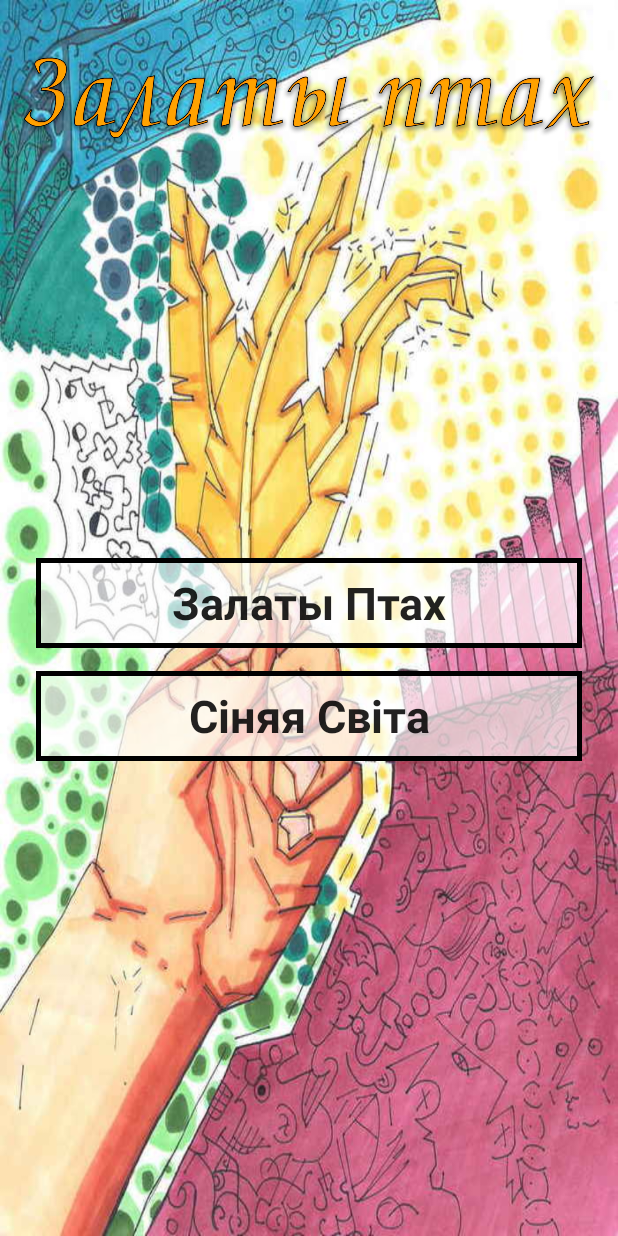
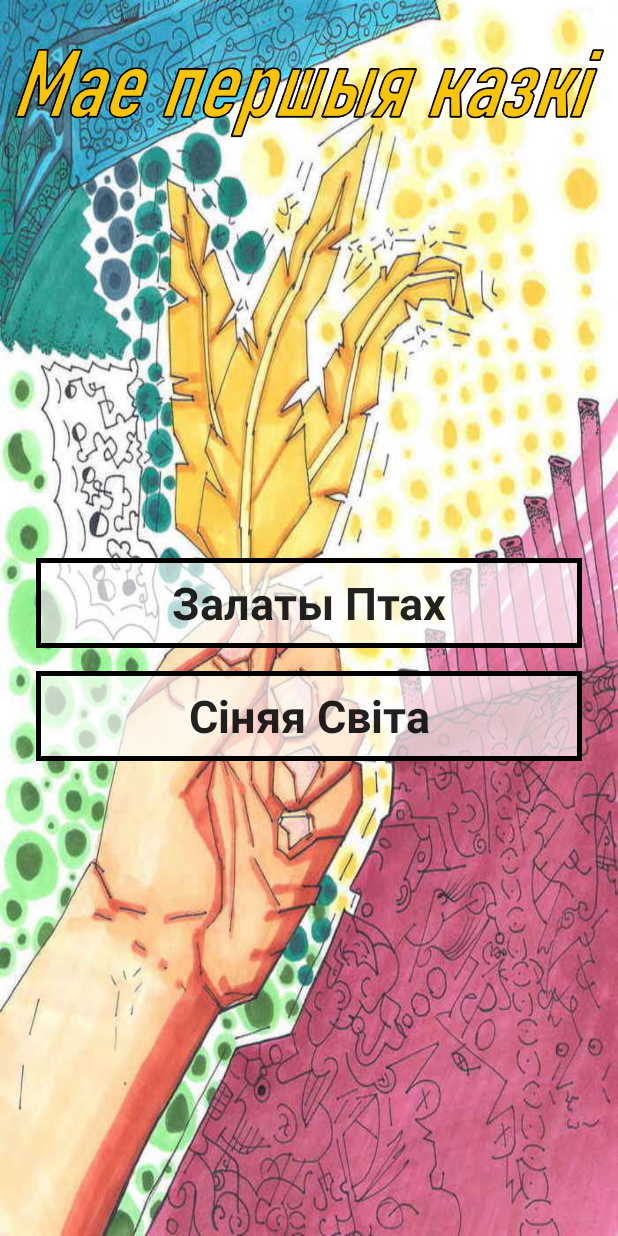
Before and after one commit to pmvs2022/labrabota11-gr13b-yakimovich_inc, an Android app: the screen it shows after launch (MainActivity), on a phone screen of 412 x 824 dp. Run offline under Robolectric (Android 15) with nearby library versions, the phone set to English and light mode, and no system bars.

Commit message:
rename app

```diff
--- a/app/src/main/res/layout/activity_main.xml
+++ b/app/src/main/res/layout/activity_main.xml
@@ -12,13 +12,12 @@
         android:layout_width="0dp"
         android:layout_height="98dp"
         android:layout_marginStart="8dp"
-            android:layout_marginLeft="8dp"
-            android:layout_marginTop="16dp"
+        android:layout_marginTop="4dp"
         android:layout_marginEnd="8dp"
-            android:layout_marginRight="8dp"
         android:background="#00000000"
         android:contentDescription="@string/gameName"
         app:layout_constraintEnd_toEndOf="parent"
+        app:layout_constraintHorizontal_bias="0.0"
         app:layout_constraintStart_toStartOf="parent"
         app:layout_constraintTop_toTopOf="parent"
         app:srcCompat="@drawable/sign" />
```
Also changed, not shown: app/src/main/res/drawable-v24/sign.png. Lines whose indentation alone changed are shown as unchanged.
